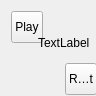
Above: src/view/SimulationControls.ui from the-butterfly-effect/tbe before the change. Below: the same form after it.
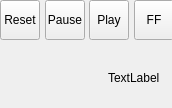
That is the form after the change.

Commit message: New layout for the simulation controls.

Patch:
```diff
--- a/src/view/SimulationControls.ui
+++ b/src/view/SimulationControls.ui
@@ -6,38 +6,79 @@
    <rect>
     <x>0</x>
     <y>0</y>
-    <width>96</width>
-    <height>96</height>
+    <width>172</width>
+    <height>108</height>
    </rect>
   </property>
   <property name="minimumSize">
    <size>
-    <width>96</width>
-    <height>96</height>
+    <width>160</width>
+    <height>104</height>
    </size>
   </property>
   <property name="maximumSize">
    <size>
-    <width>96</width>
-    <height>96</height>
+    <width>180</width>
+    <height>110</height>
    </size>
   </property>
   <property name="windowTitle">
    <string>Form</string>
   </property>
   <layout class="QGridLayout" name="gridLayout">
+   <property name="margin">
+    <number>0</number>
+   </property>
    <item row="0" column="0">
     <widget class="QToolButton" name="topButton">
      <property name="minimumSize">
       <size>
-       <width>32</width>
-       <height>32</height>
+       <width>40</width>
+       <height>40</height>
       </size>
      </property>
      <property name="maximumSize">
       <size>
-       <width>32</width>
-       <height>32</height>
+       <width>40</width>
+       <height>40</height>
+      </size>
+     </property>
+     <property name="text">
+      <string>Reset</string>
+     </property>
+    </widget>
+   </item>
+   <item row="0" column="1">
+    <widget class="QToolButton" name="buttonPause">
+     <property name="minimumSize">
+      <size>
+       <width>40</width>
+       <height>40</height>
+      </size>
+     </property>
+     <property name="maximumSize">
+      <size>
+       <width>40</width>
+       <height>40</height>
+      </size>
+     </property>
+     <property name="text">
+      <string>Pause</string>
+     </property>
+    </widget>
+   </item>
+   <item row="0" column="2">
+    <widget class="QToolButton" name="buttonPlay">
+     <property name="minimumSize">
+      <size>
+       <width>40</width>
+       <height>40</height>
+      </size>
+     </property>
+     <property name="maximumSize">
+      <size>
+       <width>40</width>
+       <height>40</height>
       </size>
      </property>
      <property name="text">
@@ -45,69 +86,60 @@
      </property>
     </widget>
    </item>
-   <item row="0" column="1" rowspan="2" colspan="2">
-    <widget class="QLabel" name="statusLabel">
+   <item row="0" column="3">
+    <widget class="QToolButton" name="buttonForward">
      <property name="minimumSize">
       <size>
-       <width>64</width>
-       <height>64</height>
+       <width>40</width>
+       <height>40</height>
       </size>
      </property>
      <property name="maximumSize">
       <size>
-       <width>64</width>
-       <height>64</height>
+       <width>40</width>
+       <height>40</height>
       </size>
      </property>
      <property name="text">
-      <string>TextLabel</string>
+      <string>FF</string>
      </property>
     </widget>
    </item>
-   <item row="1" column="0">
-    <spacer name="verticalSpacer">
-     <property name="orientation">
-      <enum>Qt::Vertical</enum>
-     </property>
-     <property name="sizeHint" stdset="0">
-      <size>
-       <width>13</width>
-       <height>24</height>
-      </size>
-     </property>
-    </spacer>
-   </item>
-   <item row="2" column="1">
+   <item row="1" column="0" colspan="4">
+    <layout class="QHBoxLayout" name="horizontalLayout">
+     <item>
     <spacer name="horizontalSpacer">
      <property name="orientation">
       <enum>Qt::Horizontal</enum>
      </property>
      <property name="sizeHint" stdset="0">
       <size>
-       <width>24</width>
-       <height>13</height>
+         <width>85</width>
+         <height>20</height>
       </size>
      </property>
     </spacer>
    </item>
-   <item row="2" column="2">
-    <widget class="QToolButton" name="bottomButton">
+     <item>
+      <widget class="QLabel" name="statusLabel">
      <property name="minimumSize">
       <size>
-       <width>32</width>
-       <height>32</height>
+         <width>64</width>
+         <height>64</height>
       </size>
      </property>
      <property name="maximumSize">
       <size>
-       <width>32</width>
-       <height>32</height>
+         <width>64</width>
+         <height>64</height>
       </size>
      </property>
      <property name="text">
-      <string>Reset</string>
-     </property>
-    </widget>
+        <string>TextLabel</string>
+       </property>
+      </widget>
+     </item>
+    </layout>
    </item>
   </layout>
  </widget>
```
Left out of the diff: 2 changed lines with no effect on the pictures. Lines whose indentation alone changed are shown as unchanged. The commit also changes 3 other files.
